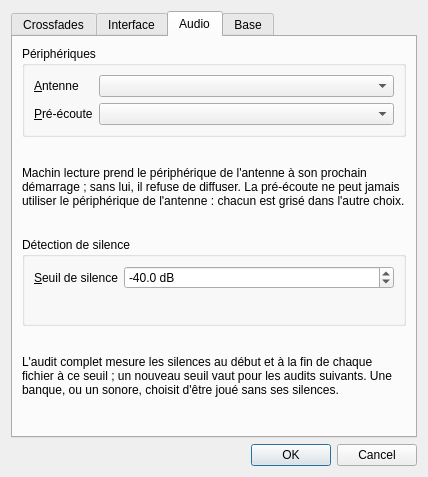
First picture: the form in src/machincast/interface/ui/preferences.ui, repository dascritch/machincast, before the edit.
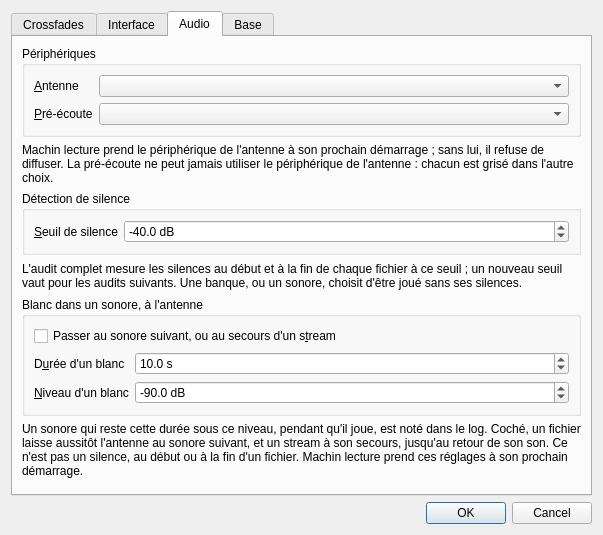
Second picture: the form after the edit. The open tabs and pages were chosen to show the change.

Commit message: Lecture : un blanc dans un sonore est noté, et peut faire passer au secours (#122)

The edit to the form file:
```diff
--- a/src/machincast/interface/ui/preferences.ui
+++ b/src/machincast/interface/ui/preferences.ui
@@ -392,6 +392,105 @@
          </property>
         </widget>
        </item>
+       <item>
+        <widget class="QGroupBox" name="groupe_blanc_antenne">
+         <property name="title">
+          <string>Blanc dans un sonore, à l'antenne</string>
+         </property>
+         <layout class="QFormLayout" name="formulaire_blanc_antenne">
+          <item row="0" column="0" colspan="2">
+           <widget class="QCheckBox" name="secours_blanc">
+            <property name="toolTip">
+             <string>Coché, un blanc fait passer au sonore suivant, ou au secours d'un stream ; sinon, il est seulement noté dans le log</string>
+            </property>
+            <property name="text">
+             <string>Passer au sonore suivant, ou au secours d'un s&amp;tream</string>
+            </property>
+           </widget>
+          </item>
+          <item row="1" column="0">
+           <widget class="QLabel" name="etiquette_duree_blanc">
+            <property name="text">
+             <string>D&amp;urée d'un blanc</string>
+            </property>
+            <property name="buddy">
+             <cstring>duree_blanc</cstring>
+            </property>
+           </widget>
+          </item>
+          <item row="1" column="1">
+           <widget class="QDoubleSpinBox" name="duree_blanc">
+            <property name="toolTip">
+             <string>Durée pendant laquelle un sonore qui joue doit rester sous le niveau d'un blanc</string>
+            </property>
+            <property name="suffix">
+             <string> s</string>
+            </property>
+            <property name="decimals">
+             <number>1</number>
+            </property>
+            <property name="minimum">
+             <double>1.0</double>
+            </property>
+            <property name="maximum">
+             <double>300.0</double>
+            </property>
+            <property name="singleStep">
+             <double>1.0</double>
+            </property>
+            <property name="value">
+             <double>10.0</double>
+            </property>
+           </widget>
+          </item>
+          <item row="2" column="0">
+           <widget class="QLabel" name="etiquette_seuil_blanc">
+            <property name="text">
+             <string>&amp;Niveau d'un blanc</string>
+            </property>
+            <property name="buddy">
+             <cstring>seuil_blanc</cstring>
+            </property>
+           </widget>
+          </item>
+          <item row="2" column="1">
+           <widget class="QDoubleSpinBox" name="seuil_blanc">
+            <property name="toolTip">
+             <string>Niveau crête sous lequel un sonore qui joue ne donne plus de son ; 0 dB est la pleine échelle</string>
+            </property>
+            <property name="suffix">
+             <string> dB</string>
+            </property>
+            <property name="decimals">
+             <number>1</number>
+            </property>
+            <property name="minimum">
+             <double>-100.0</double>
+            </property>
+            <property name="maximum">
+             <double>-0.1</double>
+            </property>
+            <property name="singleStep">
+             <double>1.0</double>
+            </property>
+            <property name="value">
+             <double>-90.0</double>
+            </property>
+           </widget>
+          </item>
+         </layout>
+        </widget>
+       </item>
+       <item>
+        <widget class="QLabel" name="explication_blanc_antenne">
+         <property name="text">
+          <string>Un sonore qui reste cette durée sous ce niveau, pendant qu'il joue, est noté dans le log. Coché, un fichier laisse aussitôt l'antenne au sonore suivant, et un stream à son secours, jusqu'au retour de son son. Ce n'est pas un silence, au début ou à la fin d'un fichier. Machin lecture prend ces réglages à son prochain démarrage.</string>
+         </property>
+         <property name="wordWrap">
+          <bool>true</bool>
+         </property>
+        </widget>
+       </item>
        <item>
         <spacer name="espace_audio">
          <property name="orientation">
```
The commit also changes 29 other files.
